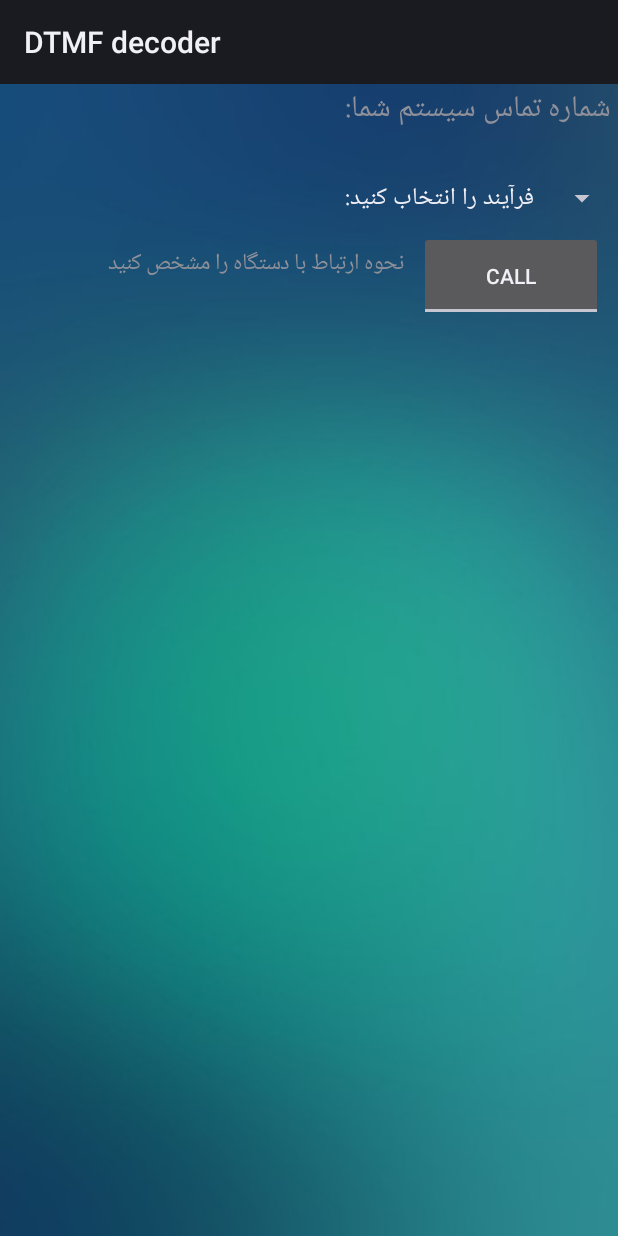
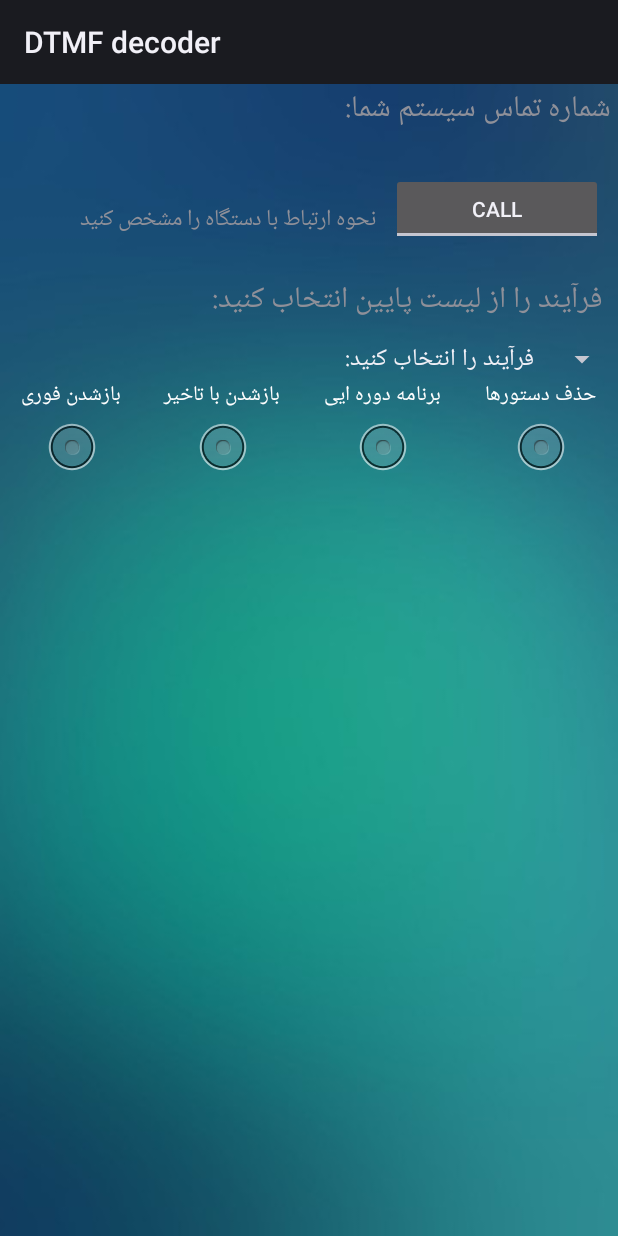
Before and after one commit to AliTaheriNastooh/AndroidAppOfsico, an Android app: the screen it shows after launch (ChooseActivity), after a tap on "ورود", on a phone screen of 412 x 824 dp. Run offline under Robolectric (Android 15) with nearby library versions, the light colour scheme and no system bars.

Commit message:
i check radion button and before i add some fragment

```diff
--- a/destin/app/src/main/java/wpam/recognizer/ChooseActivity.java
+++ b/destin/app/src/main/java/wpam/recognizer/ChooseActivity.java
@@ -37,6 +37,9 @@ public class ChooseActivity extends Activity {
         TextView textOfToggleButton=(TextView)findViewById(R.id.textViewOfToogleButton);
         textOfToggleButton.setTextSize(TypedValue.COMPLEX_UNIT_SP, 15f);
 
+        TextView textOfChooseAmaliat=(TextView)findViewById(R.id.textofChooseAmaliat);
+        textOfChooseAmaliat.setTextSize(TypedValue.COMPLEX_UNIT_SP, 20f);
+
         NoDefaultSpinner spinner = (NoDefaultSpinner) findViewById(R.id.spinnerOfActivity);
         ArrayAdapter<CharSequence> adapter = ArrayAdapter.createFromResource(this,
         R.array.Activity_array, android.R.layout.simple_spinner_item);
--- a/destin/app/src/main/res/layout/activity_choose.xml
+++ b/destin/app/src/main/res/layout/activity_choose.xml
@@ -7,39 +7,89 @@
     android:orientation="vertical"
     android:weightSum="1">
 
+    <LinearLayout
+        android:layout_width="match_parent"
+        android:layout_height="match_parent"
+        android:orientation="vertical">
+
+
         <TextView
             android:id="@+id/textView2"
             android:layout_width="match_parent"
             android:layout_height="wrap_content"
-        android:layout_marginBottom="30dp"
+            android:layout_marginBottom="15dp"
             android:text="TextView" />
+
+        <LinearLayout
+            android:layout_width="match_parent"
+            android:layout_height="wrap_content"
+            android:orientation="horizontal">
+
+            <TextView
+                android:id="@+id/textViewOfToogleButton"
+                android:layout_width="wrap_content"
+                android:layout_height="wrap_content"
+                android:layout_marginTop="15dp"
+                android:layout_weight="1"
+                android:text="نحوه ارتباط با دستگاه را مشخص کنید" />
+
+            <ToggleButton
+                android:id="@+id/simpleSwitch"
+                android:layout_width="wrap_content"
+                android:layout_height="wrap_content"
+                android:layout_margin="10dp"
+                android:layout_weight="1"
+                android:text="SMS/Call......."
+                android:textOff="Call"
+                android:textOn="SMS" />
+
+        </LinearLayout>
+
+        <TextView
+            android:id="@+id/textofChooseAmaliat"
+            android:layout_width="match_parent"
+            android:layout_height="wrap_content"
+            android:layout_margin="10dp"
+            android:layout_marginBottom="20dp"
+            android:text="فرآیند را از لیست پایین انتخاب کنید:" />
 
         <wpam.recognizer.NoDefaultSpinner
             android:id="@+id/spinnerOfActivity"
             android:layout_width="match_parent"
             android:layout_height="wrap_content" />
 
-    <LinearLayout
+        <RadioGroup xmlns:android="http://schemas.android.com/apk/res/android"
             android:layout_width="match_parent"
-        android:layout_height="match_parent"
-        android:orientation="horizontal">
+            android:layout_height="wrap_content"
+            android:orientation="horizontal" >
+            <RadioButton
+                android:text="بازشدن فوری"
+                android:button="@null"
+                android:drawableBottom="@android:drawable/btn_radio"
+                android:gravity="center"
+                android:layout_weight="1"/>
 
-        <TextView
-            android:id="@+id/textViewOfToogleButton"
-            android:layout_width="wrap_content"
-            android:layout_height="wrap_content"
-            android:layout_weight="1"
-            android:text="نحوه ارتباط با دستگاه را مشخص کنید" />
+            <RadioButton
+                android:text="بازشدن با تاخیر"
+                android:button="@null"
+                android:drawableBottom="@android:drawable/btn_radio"
+                android:gravity="center"
+                android:layout_weight="1"/>
+            <RadioButton
+                android:text="برنامه دوره ایی"
+                android:button="@null"
+                android:drawableBottom="@android:drawable/btn_radio"
+                android:gravity="center"
+                android:layout_weight="1"/>
+            <RadioButton
+                android:text="حذف دستورها"
+                android:button="@null"
+                android:drawableBottom="@android:drawable/btn_radio"
+                android:gravity="center"
+                android:layout_weight="1"/>
+        </RadioGroup>
 
-        <ToggleButton
-            android:id="@+id/simpleSwitch"
-            android:layout_width="50dp"
-            android:layout_height="60dp"
-            android:layout_margin="10dp"
-            android:layout_weight="1"
-            android:text="SMS/Call......."
-            android:textOff="Call"
-            android:textOn="SMS" />
+
     </LinearLayout>
 
 </LinearLayout>
```
Also changed, not shown: 32 other files. Lines whose indentation alone changed are shown as unchanged.
